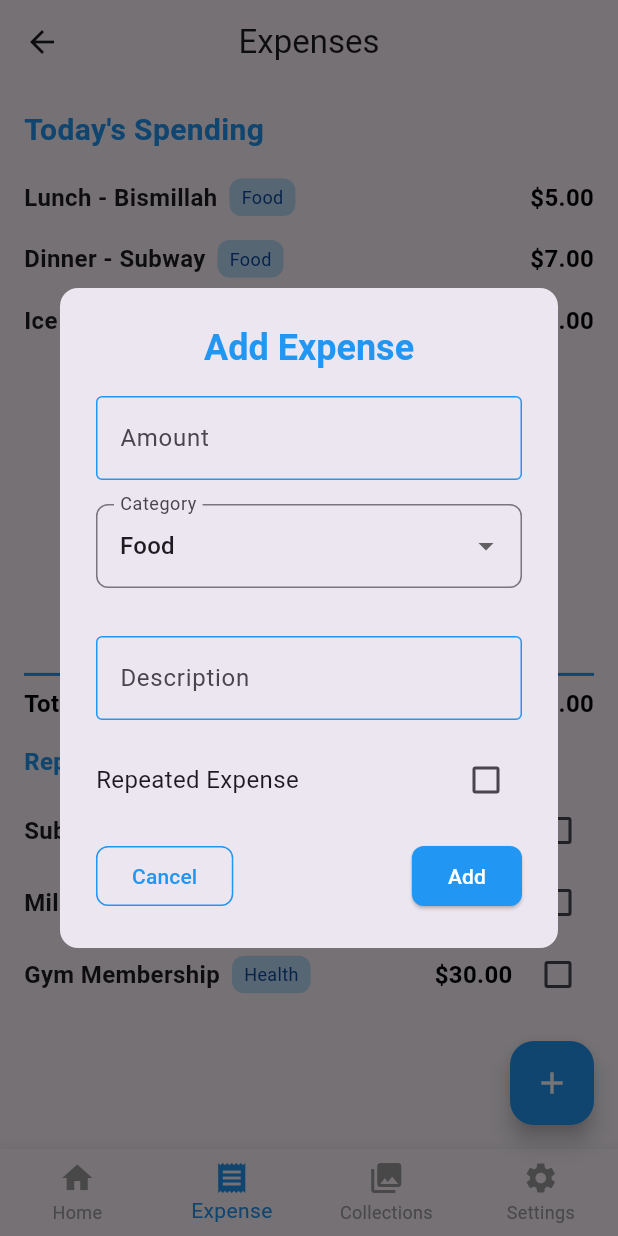
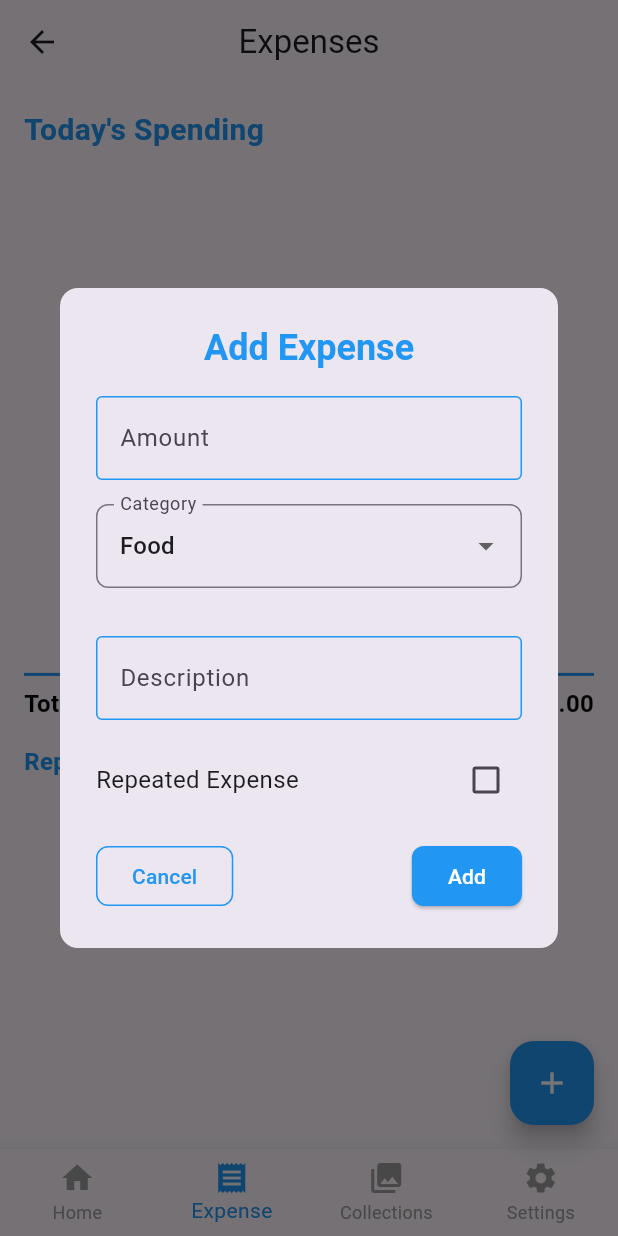
Before and after one commit to manavm12/FinWise, a Flutter app: the Home screen opened by its route, item 2 of the bottom bar chosen, after a tap on the "add" icon, on a phone screen of 412 x 824 dp. Run offline on Flutter 3.47's test engine with Material 3 defaults, Android fonts, the phone set to English and light mode, and no system bars; our stand-ins replace shared_preferences; accounts and stored records are empty; network calls fail.

Commit message:
Connect backend expenses to frontend

```diff
--- a/lib/pages/expenses.dart
+++ b/lib/pages/expenses.dart
@@ -1,5 +1,6 @@
+import 'package:flutter/material.dart';
+import 'package:finwise/services/expense_service.dart';
 import 'package:finwise/widgets/addExpenseDialog.dart';
-import 'package:flutter/material.dart';
 import 'package:finwise/classes/expenseItem.dart';
 import 'package:finwise/classes/repeatedExpenseItem.dart';
 import 'package:finwise/services/mathServices.dart';
@@ -12,39 +13,66 @@ class ExpensePage extends StatefulWidget {
 }
 
 class _ExpensePageState extends State<ExpensePage> {
-  List<ExpenseItem> expenseList = [
-    ExpenseItem(description: "Lunch - Bismillah", amount: "5.00", category: "Food"),
-    ExpenseItem(description: "Dinner - Subway", amount: "7.00", category: "Food"),
-    ExpenseItem(description: "Ice Cream", amount: "3.00", category: "Food"),
-  ];
-
+  List<ExpenseItem> expenseList = [];
   List<Map<String, dynamic>> repeatedExpenseData = [];
 
   @override
   void initState() {
     super.initState();
-    repeatedExpenseData = [
-      {"description": "Subscription", "amount": "3.00", "category": "Entertainment", "isActive": false},
-      {"description": "Milk", "amount": "6.45", "category": "Groceries", "isActive": false},
-      {"description": "Gym Membership", "amount": "30.00", "category": "Health", "isActive": false},
-    ];
+    _loadExpenses(); // Fetch normal expenses
+    _loadRepeatedExpenses(); // Fetch repeated expenses
   }
 
-  // Function to add repeated expenses to Today's Spending
-  void addExpenseFromRepeated(int index, bool isActive) {
+  // Fetch expenses from the backend
+  void _loadExpenses() async {
+    final fetchedExpenses = await ExpenseService.fetchExpenses();
+    setState(() {
+      expenseList = fetchedExpenses.map((expense) {
+        return ExpenseItem(
+          description: expense["description"],
+          amount: expense["amount"].toStringAsFixed(2),
+          category: expense["category"],
+        );
+      }).toList();
+    });
+  }
+
+  // Fetch repeated expenses from the backend
+  void _loadRepeatedExpenses() async {
+    final fetchedRepeatedExpenses = await ExpenseService.fetchRepeatedExpenses();
+    setState(() {
+      repeatedExpenseData = fetchedRepeatedExpenses;
+    });
+  }
+
+  // Toggle a repeated expense's active state
+  void addExpenseFromRepeated(int index, bool isActive) async {
     setState(() {
       repeatedExpenseData[index]["isActive"] = isActive;
+    });
+
+    // Update the backend
+    await ExpenseService.toggleRepeatedExpense(index);
+
     if (isActive) {
-        var expense = repeatedExpenseData[index];
+      // Add the repeated expense to today's spending list
+      setState(() {
         expenseList.add(
           ExpenseItem(
-            description: expense["description"],
-            amount: expense["amount"],
-            category: expense["category"],
+            description: repeatedExpenseData[index]["description"],
+            amount: repeatedExpenseData[index]["amount"].toString(),
+            category: repeatedExpenseData[index]["category"],
           ),
         );
+      });
+    } else {
+      // Remove from today's spending if unchecked
+      setState(() {
+        expenseList.removeWhere(
+          (expense) => expense.description == repeatedExpenseData[index]["description"]
+        );
+      });
     }
-    });
   }
 
   @override
@@ -61,11 +89,7 @@ class _ExpensePageState extends State<ExpensePage> {
           children: [
             const Text(
               "Today's Spending",
-              style: TextStyle(
-                fontSize: 20,
-                fontWeight: FontWeight.bold,
-                color: Colors.blue,
-              ),
+              style: TextStyle(fontSize: 20, fontWeight: FontWeight.bold, color: Colors.blue),
             ),
             const SizedBox(height: 10),
             Expanded(
@@ -73,43 +97,32 @@ class _ExpensePageState extends State<ExpensePage> {
               child: ListView.builder(
                 itemCount: expenseList.length,
                 itemBuilder: (context, index) {
-                  return expenseList[index];
+                  return ExpenseItem(
+                    description: expenseList[index].description,
+                    amount: double.parse(expenseList[index].amount).toStringAsFixed(2), // ✅ 2dp fix
+                    category: expenseList[index].category,
+                  );
                 },
               ),
             ),
-            const Divider(
-              thickness: 2,
-              color: Colors.blue,
-            ),
+            const Divider(thickness: 2, color: Colors.blue),
             Row(
               mainAxisAlignment: MainAxisAlignment.spaceBetween,
               children: [
                 const Text(
                   "Total",
-                  style: TextStyle(
-                    fontSize: 16,
-                    fontWeight: FontWeight.bold,
-                    color: Colors.black,
-                  ),
+                  style: TextStyle(fontSize: 16, fontWeight: FontWeight.bold, color: Colors.black),
                 ),
                 Text(
                   "\$${MathService.calculateTotal(expenseList)}",
-                  style: const TextStyle(
-                    fontSize: 16,
-                    fontWeight: FontWeight.bold,
-                    color: Colors.black,
-                  ),
+                  style: const TextStyle(fontSize: 16, fontWeight: FontWeight.bold, color: Colors.black),
                 ),
               ],
             ),
             const SizedBox(height: 16),
             const Text(
               "Repeated Expenses",
-              style: TextStyle(
-                fontSize: 16,
-                fontWeight: FontWeight.bold,
-                color: Colors.blue,
-              ),
+              style: TextStyle(fontSize: 16, fontWeight: FontWeight.bold, color: Colors.blue),
             ),
             const SizedBox(height: 10),
             Expanded(
@@ -121,7 +134,7 @@ class _ExpensePageState extends State<ExpensePage> {
                   itemBuilder: (context, index) {
                     return RepeatedExpenseItem(
                       description: repeatedExpenseData[index]["description"],
-                      amount: repeatedExpenseData[index]["amount"],
+                      amount: double.parse(repeatedExpenseData[index]["amount"].toString()).toStringAsFixed(2),
                       category: repeatedExpenseData[index]["category"],
                       isActive: repeatedExpenseData[index]["isActive"],
                       onToggleActive: (bool isActive) => addExpenseFromRepeated(index, isActive),
@@ -134,31 +147,45 @@ class _ExpensePageState extends State<ExpensePage> {
         ),
       ),
       floatingActionButton: FloatingActionButton(
-        onPressed: () async{
+        onPressed: () async {
           final result = await showDialog(
             context: context,
-            builder: (context){
-              return AddExpense();
-            });
+            builder: (context) => AddExpense(),
+          );
 
+          if (result != null) {
             final String roundedAmount = double.parse(result["amount"]).toStringAsFixed(2);
+
+            // Send expense to backend
+            final newExpense = await ExpenseService.addExpense(
+              result["description"],
+              result["category"],
+              double.parse(result["amount"]),
+            );
+
+            if (newExpense != null) {
               setState(() {
                 expenseList.add(
                   ExpenseItem(
                     description: result["description"],
                     amount: roundedAmount,
-                category: result["category"])
+                    category: result["category"],
+                  ),
                 );
               });
 
-          if(result["isRepeatedExpense"]){
-            setState(() {
-              repeatedExpenseData.add(
-                {"description": "${result["description"]}", "amount":roundedAmount, "category": "${result["category"]}", "isActive": false}
+              if (result["isRepeatedExpense"]) {
+                // Save repeated expense to MongoDB
+                await ExpenseService.addRepeatedExpense(
+                  result["description"],
+                  result["category"],
+                  double.parse(result["amount"]),
                 );
-            });
+
+                _loadRepeatedExpenses(); // Refresh UI
               }
-
+            }
+          }
         },
         backgroundColor: Colors.blue,
         child: const Icon(Icons.add, color: Colors.white),
@@ -171,22 +198,10 @@ class _ExpensePageState extends State<ExpensePage> {
           }
         },
         items: const [
-          BottomNavigationBarItem(
-            icon: Icon(Icons.home),
-            label: "Home",
-          ),
-          BottomNavigationBarItem(
-            icon: Icon(Icons.receipt),
-            label: "Expense",
-          ),
-          BottomNavigationBarItem(
-            icon: Icon(Icons.collections),
-            label: "Collections",
-          ),
-          BottomNavigationBarItem(
-            icon: Icon(Icons.settings),
-            label: "Settings",
-          ),
+          BottomNavigationBarItem(icon: Icon(Icons.home), label: "Home"),
+          BottomNavigationBarItem(icon: Icon(Icons.receipt), label: "Expense"),
+          BottomNavigationBarItem(icon: Icon(Icons.collections), label: "Collections"),
+          BottomNavigationBarItem(icon: Icon(Icons.settings), label: "Settings"),
         ],
         selectedItemColor: Colors.blue,
         unselectedItemColor: Colors.grey,
--- a/lib/pages/home.dart
+++ b/lib/pages/home.dart
@@ -4,6 +4,7 @@ import 'package:finwise/widgets/featureButton.dart';
 import 'package:finwise/widgets/setMonthlyBudgetDialog.dart';
 import 'package:finwise/services/mathServices.dart';
 import 'package:flutter/material.dart';
+import 'package:finwise/services/expense_service.dart';
 import 'package:intl/intl.dart';
 
 class Home extends StatefulWidget {
@@ -15,8 +16,8 @@ class Home extends StatefulWidget {
 
 class _HomeState extends State<Home> {
   late String formattedDate;
-  late double monthlyBudget;
-  late double budgetUsed;
+  double monthlyBudget = 0.0;
+  double budgetUsed = 0.0;
   int selectedIndex = 0;
 
   @override
@@ -24,14 +25,21 @@ class _HomeState extends State<Home> {
     super.initState();
     DateTime now = DateTime.now();
     formattedDate = DateFormat('d MMMM').format(now);
-    monthlyBudget = 0.0;
-    budgetUsed = 0.0;
+    _loadBudget(); // Fetch budget from backend
   }
 
-  // Compute Remaining Budget Dynamically
+  // Fetch budget from API
+  void _loadBudget() async {
+    final fetchedBudget = await ExpenseService.fetchMonthlyBudget();
+    setState(() {
+      monthlyBudget = fetchedBudget;
+    });
+  }
+
+  // Compute Remaining Budget
   double get remainingBudget => MathService.calculateRemainingBudget(monthlyBudget, budgetUsed);
 
-  // Compute Average Daily Budget Dynamically
+  // Compute Average Daily Budget
   double get avgDailyBudget => MathService.calculateAverageDailyBudget(remainingBudget);
 
   @override
@@ -96,7 +104,8 @@ class _HomeState extends State<Home> {
                     );
                     if (result != null && result.isNotEmpty) {
                       setState(() {
-                        monthlyBudget = double.tryParse(result) ?? 0.0; // Ensure a valid double
+                        monthlyBudget = double.tryParse(result) ?? 0.0;
+                        ExpenseService.updateMonthlyBudget(monthlyBudget);
                       });
                     }
                   }),
--- a/lib/services/auth_services.dart
+++ b/lib/services/auth_services.dart
@@ -24,7 +24,12 @@ class AuthService {
       body: jsonEncode({"email": email, "password": password}),
     );
 
-    return jsonDecode(response.body);
+    final data = jsonDecode(response.body);
+    if (data.containsKey("token")) {
+      await saveToken(data["token"]);
+    }
+
+    return data;
   }
 
   // Save Token
@@ -39,6 +44,18 @@ class AuthService {
     return prefs.getString("token");
   }
 
+  // 🚀 New: Get Auth Headers
+  static Future<Map<String, String>> getAuthHeaders() async {
+    String? token = await getToken();
+    if (token == null) {
+      throw Exception("No authentication token found");
+    }
+    return {
+      "Content-Type": "application/json",
+      "Authorization": "Bearer $token",
+    };
+  }
+
   // Logout
   static Future<void> logout() async {
     final prefs = await SharedPreferences.getInstance();
--- /dev/null
+++ b/lib/services/expense_service.dart
@@ -0,0 +1,145 @@
+import 'dart:convert';
+import 'package:http/http.dart' as http;
+import 'auth_services.dart';
+
+class ExpenseService {
+  static const String baseUrl = "http://10.0.2.2:3000/api/expenses";
+  static const String userBaseUrl = "http://10.0.2.2:3000/api/users";
+
+  // Fetch all expenses for the logged-in user
+  static Future<List<Map<String, dynamic>>> fetchExpenses() async {
+    try {
+      final headers = await AuthService.getAuthHeaders();
+      final response = await http.get(Uri.parse("$baseUrl/"), headers: headers);
+
+      if (response.statusCode == 200) {
+        return List<Map<String, dynamic>>.from(jsonDecode(response.body));
+      } else {
+        throw Exception("Failed to fetch expenses");
+      }
+    } catch (error) {
+      print("Error fetching expenses: $error");
+      return [];
+    }
+  }
+
+  // Add a new expense
+  static Future<Map<String, dynamic>?> addExpense(String description, String category, double amount) async {
+    try {
+      final headers = await AuthService.getAuthHeaders();
+      final response = await http.post(
+        Uri.parse("$baseUrl/add"),
+        headers: headers,
+        body: jsonEncode({
+          "description": description,
+          "category": category,
+          "amount": amount,
+        }),
+      );
+
+      if (response.statusCode == 201) {
+        return jsonDecode(response.body);
+      } else {
+        print("Error adding expense: ${response.body}");
+        return null;
+      }
+    } catch (error) {
+      print("Error: $error");
+      return null;
+    }
+  }
+
+  // Fetch repeated expenses for the logged-in user
+  static Future<List<Map<String, dynamic>>> fetchRepeatedExpenses() async {
+    try {
+      final headers = await AuthService.getAuthHeaders();
+      final response = await http.get(
+        Uri.parse("$userBaseUrl/repeated-expenses"),
+        headers: headers,
+      );
+
+      if (response.statusCode == 200) {
+        return List<Map<String, dynamic>>.from(jsonDecode(response.body));
+      } else {
+        throw Exception("Failed to fetch repeated expenses");
+      }
+    } catch (error) {
+      print("Error fetching repeated expenses: $error");
+      return [];
+    }
+  }
+
+  // Add a new repeated expense
+  static Future<void> addRepeatedExpense(String description, String category, double amount) async {
+    try {
+      final headers = await AuthService.getAuthHeaders();
+      await http.post(
+        Uri.parse("$userBaseUrl/add-repeated-expense"),
+        headers: headers,
+        body: jsonEncode({
+          "description": description,
+          "category": category,
+          "amount": amount,
+        }),
+      );
+    } catch (error) {
+      print("Error adding repeated expense: $error");
+    }
+  }
+
+  // Toggle repeated expense activation (Mark it as used today)
+  static Future<void> toggleRepeatedExpense(int index) async {
+    try {
+      final headers = await AuthService.getAuthHeaders();
+      final response = await http.put(
+        Uri.parse("$userBaseUrl/toggle-repeated-expense/$index"),
+        headers: headers,
+      );
+
+      if (response.statusCode != 200) {
+        throw Exception("Failed to toggle repeated expense");
+      }
+    } catch (error) {
+      print("Error toggling repeated expense: $error");
+    }
+  }
+
+  // Fetch Monthly Budget
+  static Future<double> fetchMonthlyBudget() async {
+    try {
+      final headers = await AuthService.getAuthHeaders();
+      final response = await http.get(
+        Uri.parse("http://10.0.2.2:3000/api/users/budget"),
+        headers: headers,
+      );
+
+      if (response.statusCode == 200) {
+        final data = jsonDecode(response.body);
+        return data["monthlyBudget"].toDouble(); // Ensure it's double
+      } else {
+        throw Exception("Failed to fetch monthly budget");
+      }
+    } catch (error) {
+      print("Error fetching monthly budget: $error");
+      return 0.0; // Default if error occurs
+    }
+  }
+
+  // Update Monthly Budget
+  static Future<void> updateMonthlyBudget(double monthlyBudget) async {
+    try {
+      final headers = await AuthService.getAuthHeaders();
+      final response = await http.put(
+        Uri.parse("http://10.0.2.2:3000/api/users/update-budget"),
+        headers: headers,
+        body: jsonEncode({"monthlyBudget": monthlyBudget}),
+      );
+
+      if (response.statusCode != 200) {
+        throw Exception("Failed to update monthly budget");
+      }
+    } catch (error) {
+      print("Error updating monthly budget: $error");
+    }
+  }
+}
```
Lines whose indentation alone changed are shown as unchanged.
